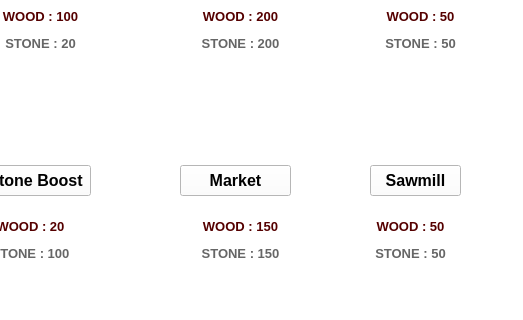
The window that buildingsite.ui (Makxior/QTGame) describes before a commit, drawn with Qt 5; both pictures show x 240 to 763 and y 145 to 465 of the 763 by 465 pixel window.
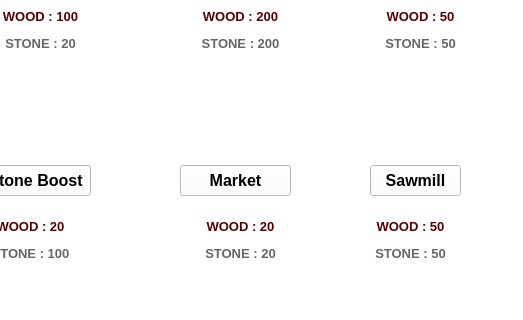
The same window after the commit. Icons and pictures are not drawn.

Patch:
```diff
--- a/buildingsite.ui
+++ b/buildingsite.ui
@@ -497,7 +497,7 @@
     </font>
    </property>
    <property name="text">
-    <string>&lt;html&gt;&lt;head/&gt;&lt;body&gt;&lt;p align=&quot;center&quot;&gt;&lt;span style=&quot; color:#550000;&quot;&gt;WOOD : 150&lt;/span&gt;&lt;/p&gt;&lt;p align=&quot;center&quot;&gt;&lt;span style=&quot; color:#666666;&quot;&gt;STONE : 150&lt;/span&gt;&lt;/p&gt;&lt;/body&gt;&lt;/html&gt;</string>
+    <string>&lt;html&gt;&lt;head/&gt;&lt;body&gt;&lt;p align=&quot;center&quot;&gt;&lt;span style=&quot; color:#550000;&quot;&gt;WOOD : 20&lt;/span&gt;&lt;/p&gt;&lt;p align=&quot;center&quot;&gt;&lt;span style=&quot; color:#666666;&quot;&gt;STONE : 20&lt;/span&gt;&lt;/p&gt;&lt;/body&gt;&lt;/html&gt;</string>
    </property>
   </widget>
   <widget class="QLabel" name="label_Sawmill">
```
Left out of the diff: 4 changed lines with no effect on the pictures.
